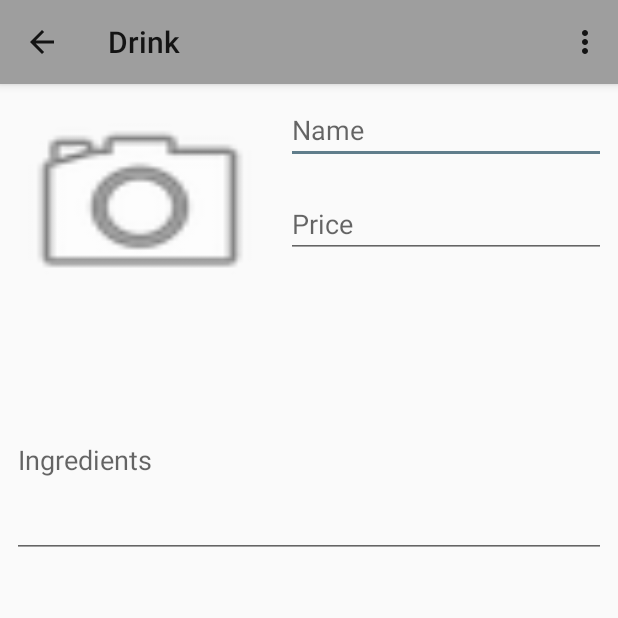
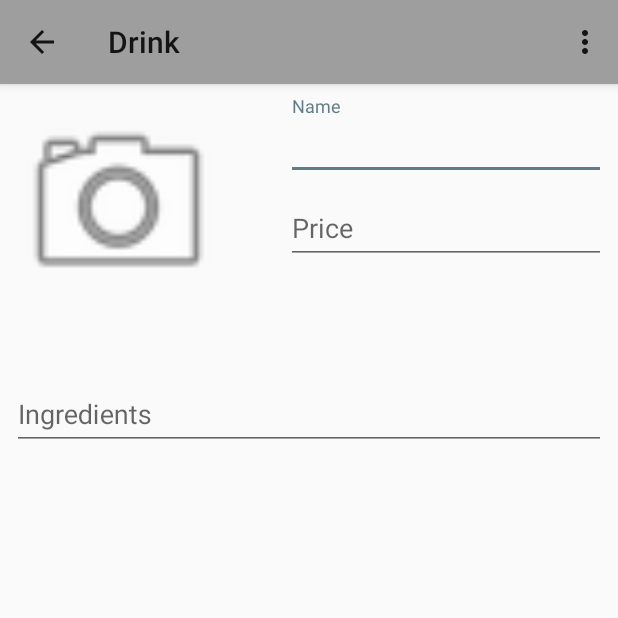
Before and after one commit to jose0410/CM20181-Gr01, an Android app: the Drink screen opened directly, with no data from a screen before it, on a phone screen of 412 x 824 dp, the top half of it. Run offline under Robolectric (Android 15) with nearby library versions, the phone set to English and light mode, and no system bars.

Commit message:
EditText container added and modified

```diff
--- a/Labs_CM/Lab1-UI/src/main/res/layout/activity_drink.xml
+++ b/Labs_CM/Lab1-UI/src/main/res/layout/activity_drink.xml
@@ -31,27 +31,28 @@
 
         <ImageView
             android:id="@+id/photoDrink"
-            android:layout_width="match_parent"
+            android:layout_width="142dp"
             android:layout_height="match_parent"
             android:layout_alignParentBottom="true"
             android:layout_marginBottom="190dp"
-            android:layout_marginEnd="12dp"
-            android:layout_marginRight="12dp"
-            android:layout_toLeftOf="@+id/nameDrink"
-            android:layout_toStartOf="@+id/nameDrink"
             android:background="@android:drawable/ic_menu_camera"
+            android:onClick="onImageGalleryClicked"
             android:scaleType="centerCrop"
             tools:layout_editor_absoluteX="16dp"
-            tools:layout_editor_absoluteY="16dp"
-            android:onClick="onImageGalleryClicked"/>
+            tools:layout_editor_absoluteY="16dp" />
+
+        <android.support.design.widget.TextInputLayout
+            android:id="@+id/nameDrinkContainer"
+            android:layout_width="wrap_content"
+            android:layout_height="wrap_content"
+            android:layout_alignParentEnd="true"
+            android:layout_alignParentRight="true"
+            android:layout_alignParentTop="true">
 
             <EditText
                 android:id="@+id/nameDrink"
                 android:layout_width="wrap_content"
                 android:layout_height="wrap_content"
-            android:layout_alignParentEnd="true"
-            android:layout_alignParentRight="true"
-            android:layout_alignParentTop="true"
                 android:ems="10"
                 android:hint="@string/nameDrink"
                 android:imeOptions="actionNext"
@@ -59,13 +60,22 @@
                 tools:layout_editor_absoluteX="194dp"
                 tools:layout_editor_absoluteY="18dp" />
 
+
+        </android.support.design.widget.TextInputLayout>
+
+
+        <android.support.design.widget.TextInputLayout
+            android:id="@+id/priceDrinkContainer"
+            android:layout_width="wrap_content"
+            android:layout_height="wrap_content"
+            android:layout_alignLeft="@+id/nameDrinkContainer"
+            android:layout_alignStart="@+id/nameDrinkContainer"
+            android:layout_below="@+id/nameDrinkContainer">
+
             <EditText
                 android:id="@+id/priceDrink"
                 android:layout_width="wrap_content"
                 android:layout_height="wrap_content"
-            android:layout_alignLeft="@+id/nameDrink"
-            android:layout_alignStart="@+id/nameDrink"
-            android:layout_below="@+id/nameDrink"
                 android:layout_marginTop="17dp"
                 android:ems="10"
                 android:hint="@string/priceDrink"
@@ -74,20 +84,30 @@
                 tools:layout_editor_absoluteX="8dp"
                 tools:layout_editor_absoluteY="200dp" />
 
+
+        </android.support.design.widget.TextInputLayout>
+
+
+        <android.support.design.widget.TextInputLayout
+            android:layout_width="match_parent"
+            android:layout_height="wrap_content"
+            android:layout_alignParentLeft="true"
+            android:layout_alignParentStart="true"
+            android:layout_below="@+id/priceDrinkContainer"
+            android:layout_marginTop="68dp">
+
             <EditText
                 android:id="@+id/ingredientsDrink"
                 android:layout_width="match_parent"
-            android:layout_height="130dp"
-            android:layout_alignParentBottom="true"
-            android:layout_alignParentLeft="true"
-            android:layout_alignParentStart="true"
-            android:layout_marginBottom="25dp"
+                android:layout_height="wrap_content"
                 android:ems="10"
                 android:hint="@string/ingredientsDrink"
                 android:imeOptions="actionDone"
                 android:inputType="textCapWords|textNoSuggestions"
                 tools:layout_editor_absoluteX="8dp"
                 tools:layout_editor_absoluteY="161dp" />
+        </android.support.design.widget.TextInputLayout>
+
 
     </RelativeLayout>
 
```
Also changed, not shown: Labs_CM/Lab1-UI/src/main/res/layout/activity_dish.xml (+25 -7 lines). Lines whose indentation alone changed are shown as unchanged.
